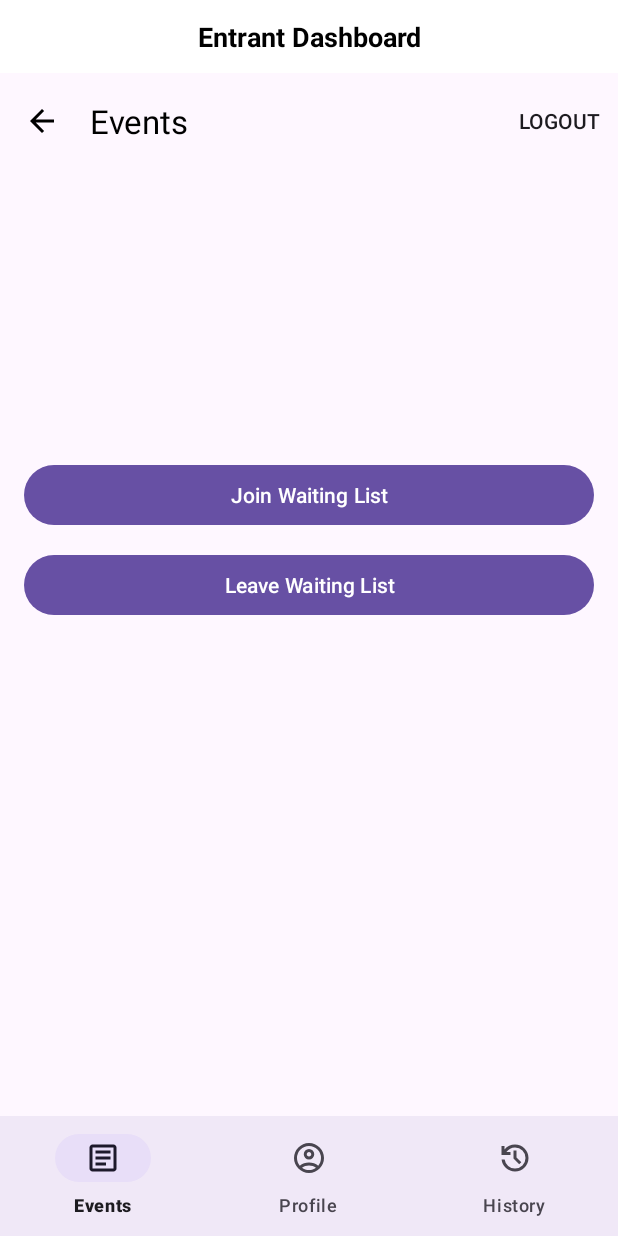
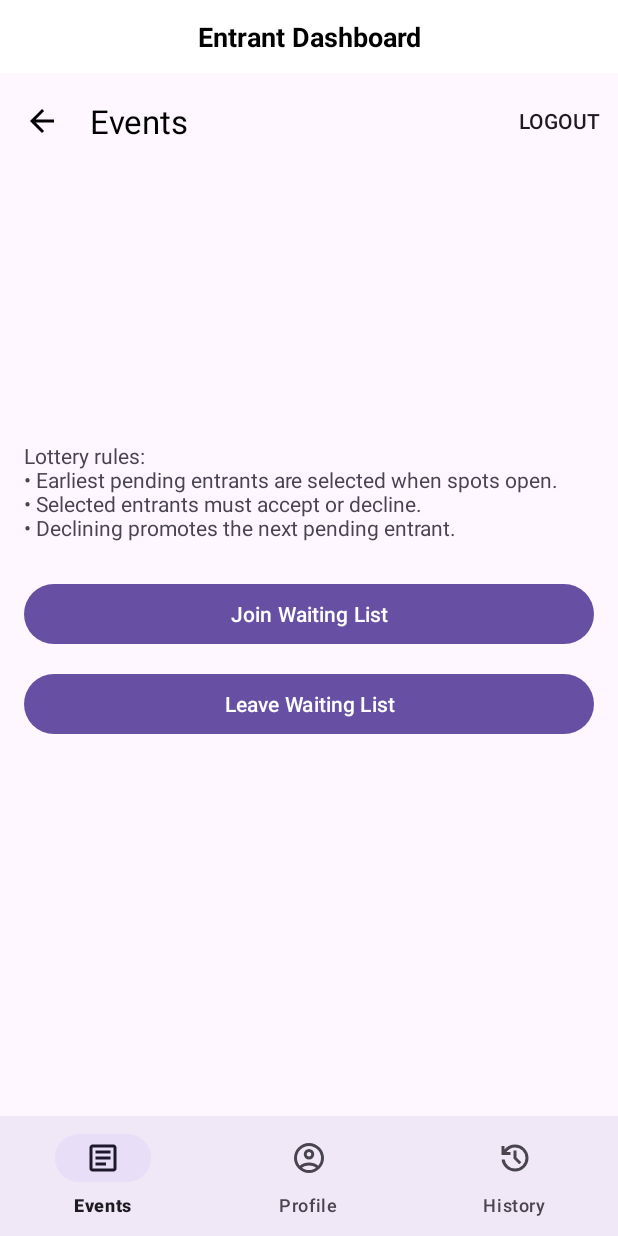
Before and after one commit to CMPUT301f25impact/impact, an Android app: the fragment EventDetailsFragment placed in its activity, on a phone screen of 412 x 824 dp. Run offline under Robolectric (Android 15) with nearby library versions, the phone set to English and light mode, and no system bars; our stand-ins replace Firebase (no records; nobody signed in at launch, a user with empty details on screens opened directly).

Commit message:
#23: Show lottery selection criteria to entrants on event screen.

```diff
--- a/app/src/main/java/com/example/impact/view/EventDetailsFragment.java
+++ b/app/src/main/java/com/example/impact/view/EventDetailsFragment.java
@@ -40,6 +40,7 @@ public class EventDetailsFragment extends Fragment {
     private Button acceptButton;
     private Button declineButton;
     private TextView countText;
+    private TextView criteriaText;
     private TextView statusText;
     private String currentStatus;
 
@@ -89,6 +90,7 @@ public class EventDetailsFragment extends Fragment {
         TextView descriptionText = view.findViewById(R.id.textViewEventDetailDescription);
         statusText = view.findViewById(R.id.textViewEventDetailStatus);
         countText = view.findViewById(R.id.textViewEventDetailCount);
+        criteriaText = view.findViewById(R.id.textViewLotteryCriteria);
         joinButton = view.findViewById(R.id.buttonJoinWaitingList);
         leaveButton = view.findViewById(R.id.buttonLeaveWaitingList);
         acceptButton = view.findViewById(R.id.buttonAcceptInvitation);
--- a/app/src/main/res/layout/fragment_event_details.xml
+++ b/app/src/main/res/layout/fragment_event_details.xml
@@ -44,6 +44,14 @@
             android:layout_marginTop="4dp"
             android:textAppearance="@style/TextAppearance.AppCompat.Small" />
 
+        <TextView
+            android:id="@+id/textViewLotteryCriteria"
+            android:layout_width="match_parent"
+            android:layout_height="wrap_content"
+            android:layout_marginTop="12dp"
+            android:text="@string/event_details_lottery_criteria"
+            android:textAppearance="@style/TextAppearance.AppCompat.Small" />
+
         <Button
             android:id="@+id/buttonJoinWaitingList"
             android:layout_width="match_parent"
--- a/app/src/main/res/values/strings.xml
+++ b/app/src/main/res/values/strings.xml
@@ -45,6 +45,7 @@
     <string name="event_details_decline_success">Invitation declined</string>
     <string name="event_details_decline_error">Unable to decline invitation</string>
     <string name="event_details_waiting_list_count">Total entrants: %1$d</string>
+    <string name="event_details_lottery_criteria">Lottery rules:\n• Earliest pending entrants are selected when spots open.\n• Selected entrants must accept or decline.\n• Declining promotes the next pending entrant.</string>
     <string name="event_details_error_missing_data">Missing event information</string>
     <string name="event_details_status_label">Status: %1$s</string>
     <string name="event_status_selected">selected</string>
```
